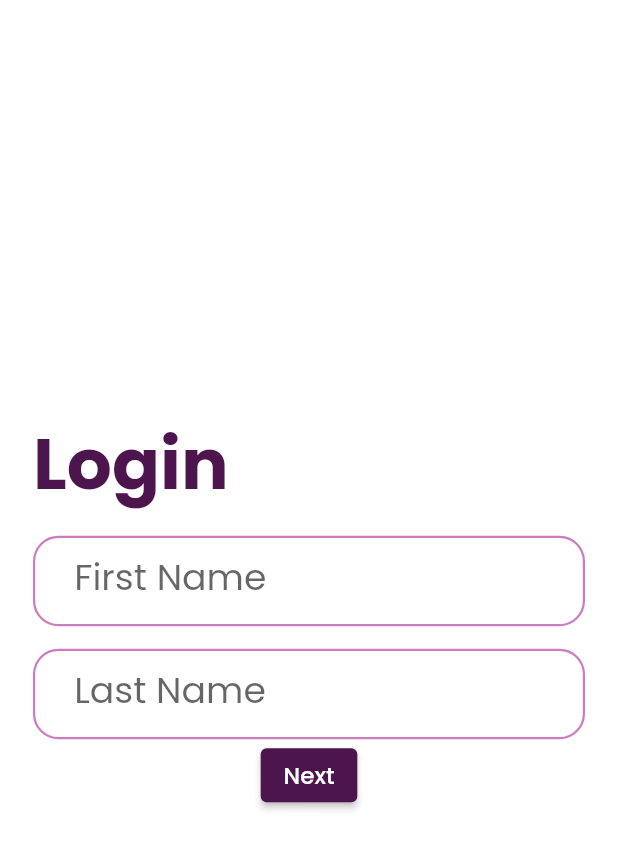
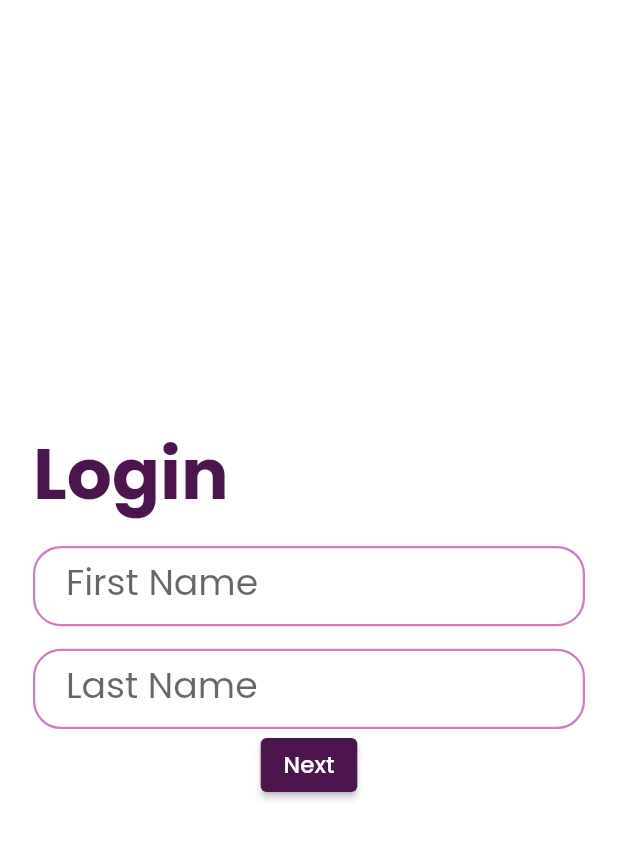
Before and after one commit to AadityaCholayil/PassMate, a Flutter app: the AdditionalDetailsPage screen opened directly, on a phone screen of 412 x 824 dp. Shown: the top 849 px of the screen. Run offline on Flutter 3.47's test engine with Material 2 defaults, Android fonts, the phone set to English and light mode, and no system bars; our stand-ins replace bloc, cloud_firestore, equatable, firebase_auth, firebase_core, firebase_storage and 6 more; missing offline and left inert: encrypt, fab_circular_menu, pointycastle; accounts and stored records are empty.

Commit message:
search v2

```diff
--- a/lib/bloc/database_bloc/database_states.dart
+++ b/lib/bloc/database_bloc/database_states.dart
@@ -14,11 +14,12 @@ class Fetching extends DatabaseState {
 class PasswordList extends DatabaseState {
   final List<Password> list;
   final List<Password> completeList;
+  final String? search;
   final PasswordCategory passwordCategory;
   final SortMethod sortMethod;
   final bool favourites;
 
-  PasswordList(this.list, this.completeList, this.passwordCategory,
+  PasswordList(this.list, this.completeList, this.search, this.passwordCategory,
       this.sortMethod, this.favourites);
 
   @override
--- a/lib/shared/custom_widgets.dart
+++ b/lib/shared/custom_widgets.dart
@@ -1,40 +1,30 @@
 import 'package:flutter/material.dart';
 import 'package:flutter_screenutil/flutter_screenutil.dart';
 
-class CustomTextFormField extends StatelessWidget {
-  final bool isSearch;
-  final String? labelText;
-  final String? Function(String? onSaved)? validator;
-  final void Function(String? onSaved)? onSaved;
-  final void Function(String? onSaved)? onChanged;
-  final TextInputType? keyboardType;
-
-  const CustomTextFormField(
-      {Key? key,
-      this.isSearch = false,
-      this.labelText,
-      this.validator,
-      this.onSaved,
-      this.keyboardType,
-      this.onChanged})
-      : super(key: key);
-
-  @override
-  Widget build(BuildContext context) {
-    return TextFormField(
-      decoration: InputDecoration(
-        suffixIcon: isSearch?Padding(
+InputDecoration customInputDecoration(
+    {required BuildContext context,
+    String labelText = '',
+    bool isSearch = false}) {
+  return InputDecoration(
+    suffixIcon: isSearch
+        ? Padding(
             padding: EdgeInsets.only(right: 20.0.w),
-          child: Icon(Icons.search, size: 30.w,),
-        ):null,
-        contentPadding: EdgeInsets.fromLTRB(25.w, 12.w, 25.w, 12.w),
+            child: Icon(
+              Icons.search,
+              size: 30.w,
+            ),
+          )
+        : null,
+    contentPadding: EdgeInsets.fromLTRB(20.w, 13.w, 15.w, 13.w),
     enabledBorder: OutlineInputBorder(
       borderSide: BorderSide(
-            color: isSearch?Colors.white:Theme.of(context).colorScheme.secondaryVariant,
+        color: isSearch
+            ? Colors.white
+            : Theme.of(context).colorScheme.secondaryVariant,
         width: 1.5,
         style: BorderStyle.solid,
       ),
-          borderRadius: BorderRadius.all(Radius.circular(17.0)),
+      borderRadius: BorderRadius.all(Radius.circular(17.0.w)),
     ),
     fillColor: Theme.of(context).colorScheme.surface,
     labelText: labelText,
@@ -86,7 +76,7 @@ class CustomTextFormField extends StatelessWidget {
         width: 2,
         style: BorderStyle.solid,
       ),
-          borderRadius: BorderRadius.all(Radius.circular(17.0)),
+      borderRadius: BorderRadius.all(Radius.circular(17.0.w)),
     ),
     focusedBorder: OutlineInputBorder(
       borderSide: BorderSide(
@@ -94,7 +84,7 @@ class CustomTextFormField extends StatelessWidget {
         width: 1.5,
         style: BorderStyle.solid,
       ),
-          borderRadius: BorderRadius.all(Radius.circular(17.0)),
+      borderRadius: BorderRadius.all(Radius.circular(17.0.w)),
     ),
     focusedErrorBorder: OutlineInputBorder(
       borderSide: BorderSide(
@@ -102,7 +92,7 @@ class CustomTextFormField extends StatelessWidget {
         width: 2,
         style: BorderStyle.solid,
       ),
-          borderRadius: BorderRadius.all(Radius.circular(17.0)),
+      borderRadius: BorderRadius.all(Radius.circular(17.0.w)),
     ),
     disabledBorder: OutlineInputBorder(
       borderSide: BorderSide(
@@ -110,7 +100,7 @@ class CustomTextFormField extends StatelessWidget {
         width: 2,
         style: BorderStyle.solid,
       ),
-          borderRadius: BorderRadius.all(Radius.circular(17.0)),
+      borderRadius: BorderRadius.all(Radius.circular(17.0.w)),
     ),
     border: OutlineInputBorder(
       borderSide: BorderSide(
@@ -118,16 +108,9 @@ class CustomTextFormField extends StatelessWidget {
         width: 2,
         style: BorderStyle.solid,
       ),
-          borderRadius: BorderRadius.all(Radius.circular(17.0)),
+      borderRadius: BorderRadius.all(Radius.circular(17.0.w)),
     ),
-      ),
-      keyboardType: TextInputType.emailAddress,
-      style: TextStyle(fontSize: 22.0, fontWeight: FontWeight.w400),
-      validator: validator,
-      onSaved: onSaved,
-      onChanged: onChanged,
   );
-  }
 }
 
 class CustomElevatedButton extends StatelessWidget {
@@ -135,13 +118,16 @@ class CustomElevatedButton extends StatelessWidget {
   final String text;
   final int style;
 
-  const CustomElevatedButton({Key? key, this.onPressed, this.text='Submit', this.style = 0}) : super(key: key);
+  const CustomElevatedButton(
+      {Key? key, this.onPressed, this.text = 'Submit', this.style = 0})
+      : super(key: key);
 
   @override
   Widget build(BuildContext context) {
     return ElevatedButton(
       style: ElevatedButton.styleFrom(
-        primary: style==0?Theme.of(context).colorScheme.primary:Colors.white,
+        primary:
+            style == 0 ? Theme.of(context).colorScheme.primary : Colors.white,
         shape: RoundedRectangleBorder(
           side: BorderSide(
             color: Theme.of(context).colorScheme.primary,
@@ -158,8 +144,7 @@ class CustomElevatedButton extends StatelessWidget {
           style: TextStyle(
               color: Theme.of(context).colorScheme.primary,
               fontSize: 20,
-              fontWeight: FontWeight.w600
-          ),
+              fontWeight: FontWeight.w600),
         ),
       ),
       onPressed: onPressed,
--- a/lib/views/auth/additional_details.dart
+++ b/lib/views/auth/additional_details.dart
@@ -15,7 +15,6 @@ class AdditionalDetailsPage extends StatefulWidget {
 }
 
 class _AdditionalDetailsPageState extends State<AdditionalDetailsPage> {
-
   String firstName = '';
   String lastName = '';
   String photoUrl = 'https://www.mgretails.com/assets/img/default.png';
@@ -26,13 +25,13 @@ class _AdditionalDetailsPageState extends State<AdditionalDetailsPage> {
   @override
   Widget build(BuildContext context) {
     return BlocConsumer<AuthenticationBloc, AuthenticationState>(
-      listener: (context, state){
-        if(state is FullyAuthenticated){
+      listener: (context, state) {
+        if (state is FullyAuthenticated) {
           ScaffoldMessenger.of(context).hideCurrentSnackBar();
           Navigator.pushReplacementNamed(context, RoutesName.WRAPPER);
         }
       },
-      builder: (context, state){
+      builder: (context, state) {
         return Scaffold(
           body: Container(
             padding: EdgeInsets.symmetric(horizontal: 20.w),
@@ -51,26 +50,32 @@ class _AdditionalDetailsPageState extends State<AdditionalDetailsPage> {
                       color: Theme.of(context).colorScheme.onBackground,
                     ),
                   ),
-                  SizedBox(height: 15,),
-                  CustomTextFormField(
-                    labelText: 'First Name',
+                  SizedBox(
+                    height: 15,
+                  ),
+                  TextFormField(
+                    decoration: customInputDecoration(
+                        context: context, labelText: 'First Name'),
                     onSaved: (value) {
                       firstName = value ?? '';
                     },
                     validator: (value) {
-                      if(value==null || value.isEmpty){
+                      if (value == null || value.isEmpty) {
                         return 'Please enter your first name';
                       }
                     },
                   ),
-                  SizedBox(height: 15,),
-                  CustomTextFormField(
-                    labelText: 'Last Name',
+                  SizedBox(
+                    height: 15,
+                  ),
+                  TextFormField(
+                    decoration: customInputDecoration(
+                        context: context, labelText: 'Last Name'),
                     onSaved: (value) {
                       lastName = value ?? '';
                     },
                     validator: (value) {
-                      if(value==null || value.isEmpty){
+                      if (value == null || value.isEmpty) {
                         return 'Please enter your last name';
                       }
                     },
@@ -79,14 +84,14 @@ class _AdditionalDetailsPageState extends State<AdditionalDetailsPage> {
                     child: ElevatedButton(
                       child: Text('Next'),
                       onPressed: () async {
-                        if(!_formKey.currentState!.validate()){
+                        if (!_formKey.currentState!.validate()) {
                           return;
                         }
                         _formKey.currentState?.save();
                         ScaffoldMessenger.of(context)
                             .showSnackBar(showCustomSnackBar(context, ''));
-                        BlocProvider.of<AuthenticationBloc>(context).add(
-                            UpdateUserData(firstName, lastName, photoUrl));
+                        BlocProvider.of<AuthenticationBloc>(context)
+                            .add(UpdateUserData(firstName, lastName, photoUrl));
                       },
                     ),
                   ),
```
Also changed, not shown: lib/bloc/database_bloc/database_bloc.dart (+7 -9 lines), lib/views/auth/login_page.dart (+20 -14 lines), lib/views/auth/signup_page.dart (+7 -5 lines), lib/views/pages/passwords_page.dart (+24 -19 lines). Lines whose indentation alone changed are shown as unchanged.
